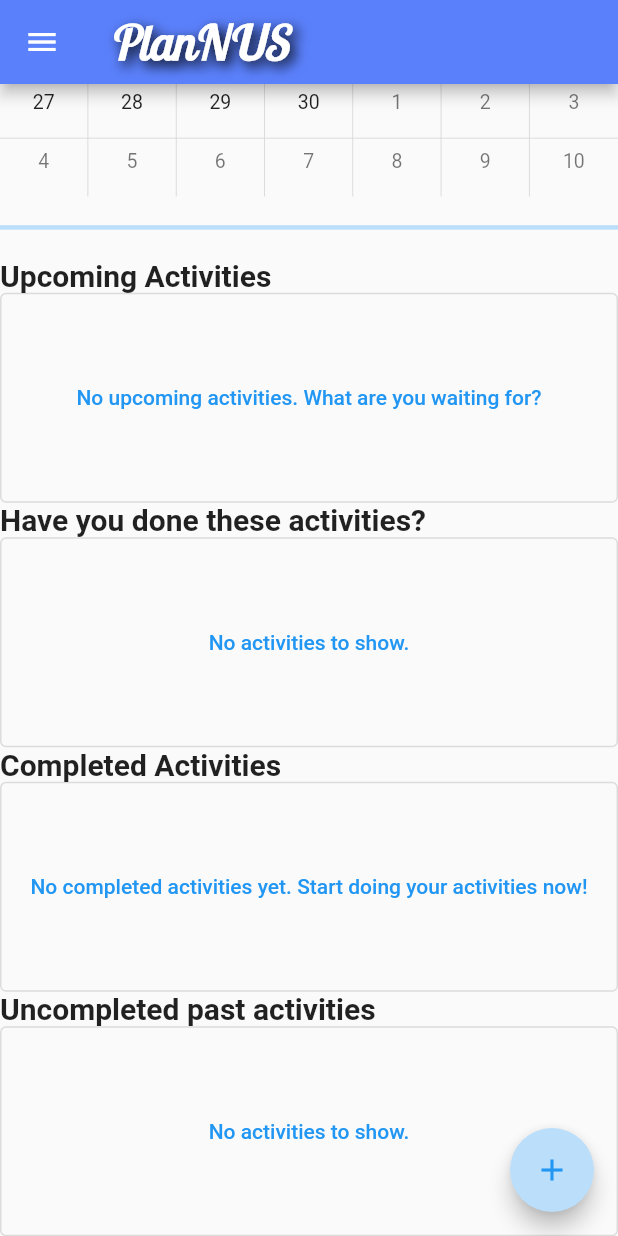
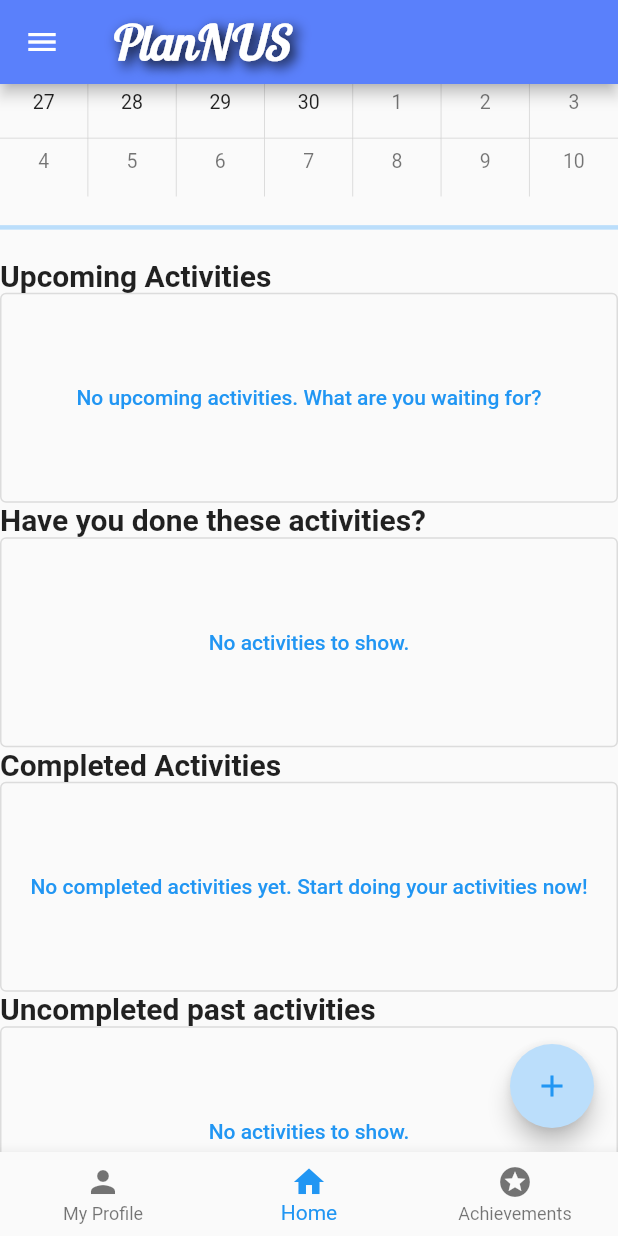
Before and after one commit to JeffZincatz/PlanNUS, a Flutter app: the screen it shows once a user with an empty profile is signed in, scrolled down 225 dp, on a phone screen of 412 x 824 dp. Run offline on Flutter 3.47's test engine with Material 2 defaults, Android fonts, the phone set to English and light mode, and no system bars; drawn by our look-alikes of pull_to_refresh, syncfusion_flutter_calendar; our stand-ins replace cloud_firestore, firebase_auth, firebase_core, firebase_storage, fl_chart, flutter_datetime_picker and 2 more; accounts and stored records are empty.

Commit message:
added basic bottom navigation bar

```diff
--- a/lib/screens/Wrapper.dart
+++ b/lib/screens/Wrapper.dart
@@ -4,6 +4,7 @@ import 'package:plannus/screens/home/Home.dart';
 import 'package:plannus/screens/authenticate/Authenticate.dart';
 import 'package:provider/provider.dart';
 import 'authenticate/Verifying.dart';
+import 'home/Navigation.dart';
 
 class Wrapper extends StatelessWidget {
   const Wrapper({Key key}) : super(key: key);
@@ -13,11 +14,12 @@ class Wrapper extends StatelessWidget {
 
     final user = Provider.of<User>(context);
 
-    // return either Home or Authenticate widget
+    // return either Navigation or Authenticate widget
     if (user == null || !user.emailVerified) {
       return Authenticate();
     } else {
-      return Home();
+      return Navigation();
     }
+
   }
 }
--- /dev/null
+++ b/lib/screens/home/Navigation.dart
@@ -0,0 +1,60 @@
+import 'package:flutter/material.dart';
+import 'package:plannus/screens/home/Achievements.dart';
+import 'package:plannus/screens/home/Home.dart';
+import 'package:plannus/screens/home/Achievements.dart';
+import 'package:plannus/util/PresetColors.dart';
+
+import 'Profile.dart';
+
+class Navigation extends StatefulWidget {
+  const Navigation({Key key}) : super(key: key);
+
+  @override
+  _NavigationState createState() => _NavigationState();
+}
+
+class _NavigationState extends State<Navigation> {
+
+  int _selectedIndex = 1;
+
+  static List<Widget> _widgetOptions = <Widget>[
+    Profile(),
+    Home(),
+    Achievements(),
+  ];
+
+  void _onItemTapped(int index) {
+    setState(() {
+      _selectedIndex = index;
+    });
+  }
+
+  @override
+  Widget build(BuildContext context) {
+    return Scaffold(
+
+      body: Center(
+        child:  _widgetOptions.elementAt(_selectedIndex),
+      ),
+      bottomNavigationBar: BottomNavigationBar(
+        items: <BottomNavigationBarItem>[
+          BottomNavigationBarItem(
+            icon: Icon(Icons.person),
+            label: 'My Profile',
+          ),
+          BottomNavigationBarItem(
+            icon: Icon(Icons.home),
+            label: 'Home',
+          ),
+          BottomNavigationBarItem(
+            icon: Icon(Icons.stars),
+            label: 'Achievements',
+          ),
+        ],
+        currentIndex: _selectedIndex,
+        selectedItemColor: PresetColors.blue,
+        onTap: _onItemTapped,
+      ),
+    );
+  }
+}
```
